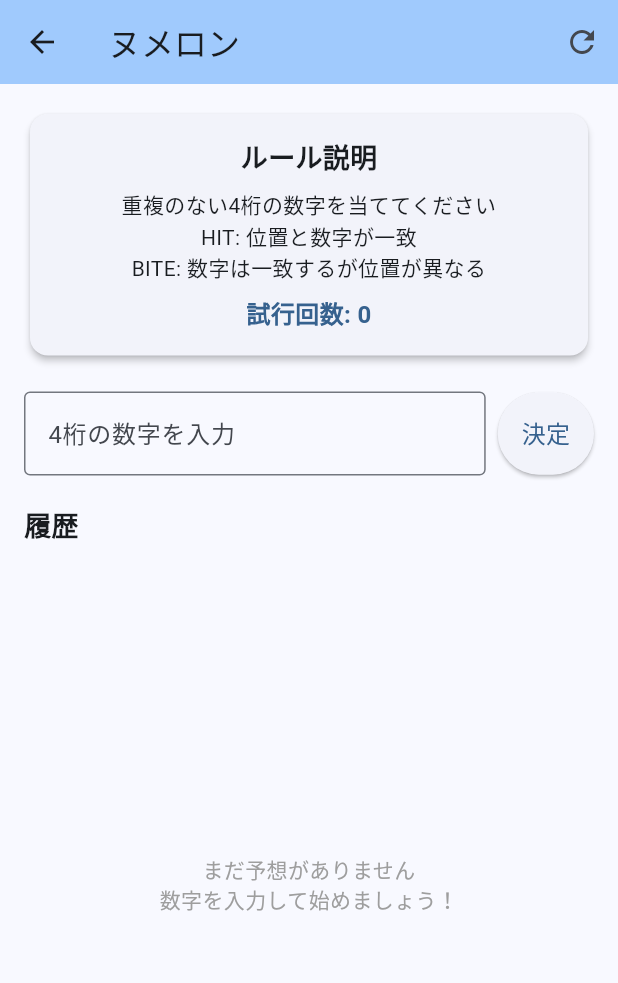
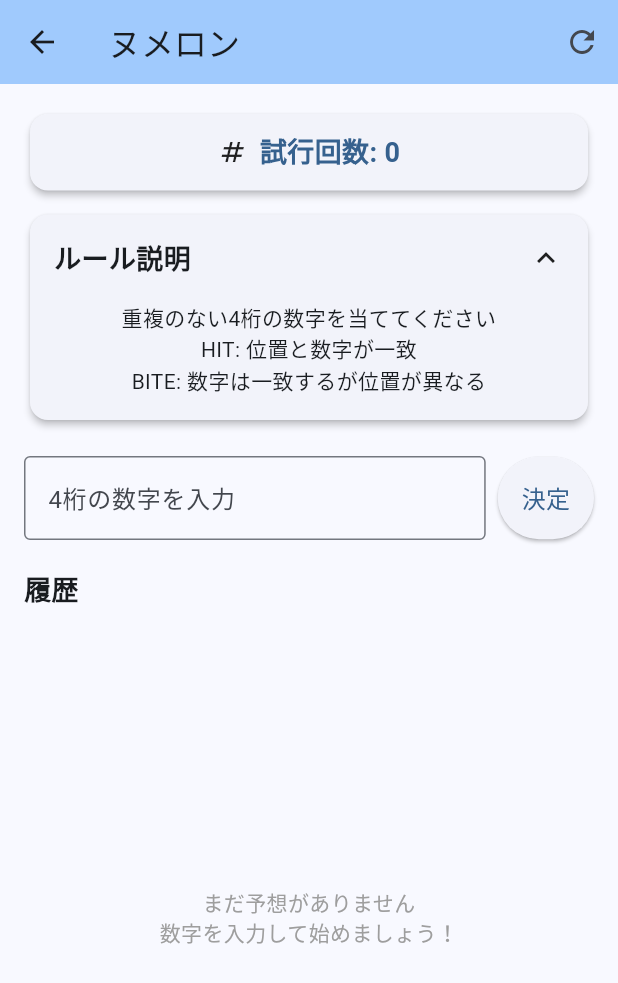
Before and after one commit to Ryosuke02214869/number_game_app, a Flutter app: the NumeronGamePage screen opened directly, on a phone screen of 412 x 824 dp. Shown: the top 983 px of the screen. Run offline on Flutter 3.47's test engine with Material 3 defaults, Android fonts, the phone set to English and light mode, and no system bars.

Commit message:
Add collapsible rule panel and always-visible attempt counter
Updated both Numeron and Numeron2 games with improved UI:

Features:
- Separated attempt counter from rule panel
- Attempt counter now always visible regardless of panel state
- Added expand/collapse functionality to rule explanation panel
- Click on rule panel header to toggle visibility
- Visual indicator (arrow icon) shows current panel state

UI improvements:
- Cleaner layout with dedicated attempt counter card
- Counter icon added for better visual clarity
- Rule panel can be collapsed to save screen space
- Smooth toggle animation for better UX

Both games now have consistent behavior for rule panel management.

🤖 Generated with [Claude Code](https://claude.com/claude-code)

Co-Authored-By: Claude <noreply@anthropic.com>

```diff
--- a/lib/screens/numeron_game_page.dart
+++ b/lib/screens/numeron_game_page.dart
@@ -13,6 +13,7 @@ class _NumeronGamePageState extends State<NumeronGamePage> {
   final NumeronGame _game = NumeronGame();
   final TextEditingController _controller = TextEditingController();
   String _errorMessage = '';
+  bool _isRuleExpanded = true;
 
   @override
   void dispose() {
@@ -120,11 +121,44 @@ class _NumeronGamePageState extends State<NumeronGamePage> {
         child: Column(
           crossAxisAlignment: CrossAxisAlignment.stretch,
           children: [
+            // 試行回数表示（常に表示）
             Card(
               elevation: 2,
               child: Padding(
+                padding: const EdgeInsets.symmetric(horizontal: 16.0, vertical: 12.0),
+                child: Row(
+                  mainAxisAlignment: MainAxisAlignment.center,
+                  children: [
+                    const Icon(Icons.numbers, size: 20),
+                    const SizedBox(width: 8),
+                    Text(
+                      '試行回数: ${_game.attemptCount}',
+                      style: TextStyle(
+                        fontSize: 18,
+                        fontWeight: FontWeight.bold,
+                        color: Theme.of(context).colorScheme.primary,
+                      ),
+                    ),
+                  ],
+                ),
+              ),
+            ),
+            const SizedBox(height: 8),
+            // ルール説明（折りたたみ可能）
+            Card(
+              elevation: 2,
+              child: Column(
+                children: [
+                  InkWell(
+                    onTap: () {
+                      setState(() {
+                        _isRuleExpanded = !_isRuleExpanded;
+                      });
+                    },
+                    child: Padding(
                       padding: const EdgeInsets.all(16.0),
-                child: Column(
+                      child: Row(
+                        mainAxisAlignment: MainAxisAlignment.spaceBetween,
                         children: [
                           const Text(
                             'ルール説明',
@@ -133,25 +167,31 @@ class _NumeronGamePageState extends State<NumeronGamePage> {
                               fontWeight: FontWeight.bold,
                             ),
                           ),
-                    const SizedBox(height: 8),
-                    const Text(
+                          Icon(
+                            _isRuleExpanded
+                                ? Icons.expand_less
+                                : Icons.expand_more,
+                          ),
+                        ],
+                      ),
+                    ),
+                  ),
+                  if (_isRuleExpanded)
+                    Padding(
+                      padding: const EdgeInsets.only(
+                        left: 16.0,
+                        right: 16.0,
+                        bottom: 16.0,
+                      ),
+                      child: const Text(
                         '重複のない4桁の数字を当ててください\n'
                         'HIT: 位置と数字が一致\n'
                         'BITE: 数字は一致するが位置が異なる',
                         textAlign: TextAlign.center,
                         style: TextStyle(fontSize: 14),
                       ),
-                    const SizedBox(height: 8),
-                    Text(
-                      '試行回数: ${_game.attemptCount}',
-                      style: TextStyle(
-                        fontSize: 16,
-                        fontWeight: FontWeight.bold,
-                        color: Theme.of(context).colorScheme.primary,
-                      ),
                     ),
                 ],
-                ),
               ),
             ),
             const SizedBox(height: 20),
```
Also changed, not shown: lib/screens/numeron2_game_page.dart (+52 -12 lines). Lines whose indentation alone changed are shown as unchanged.
